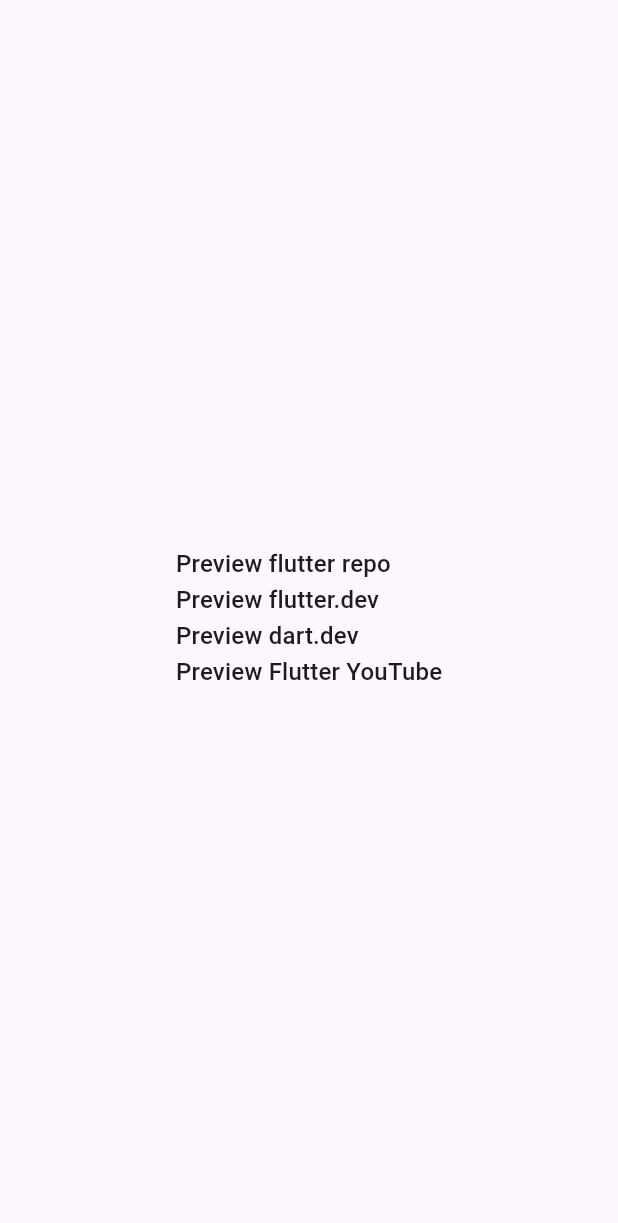
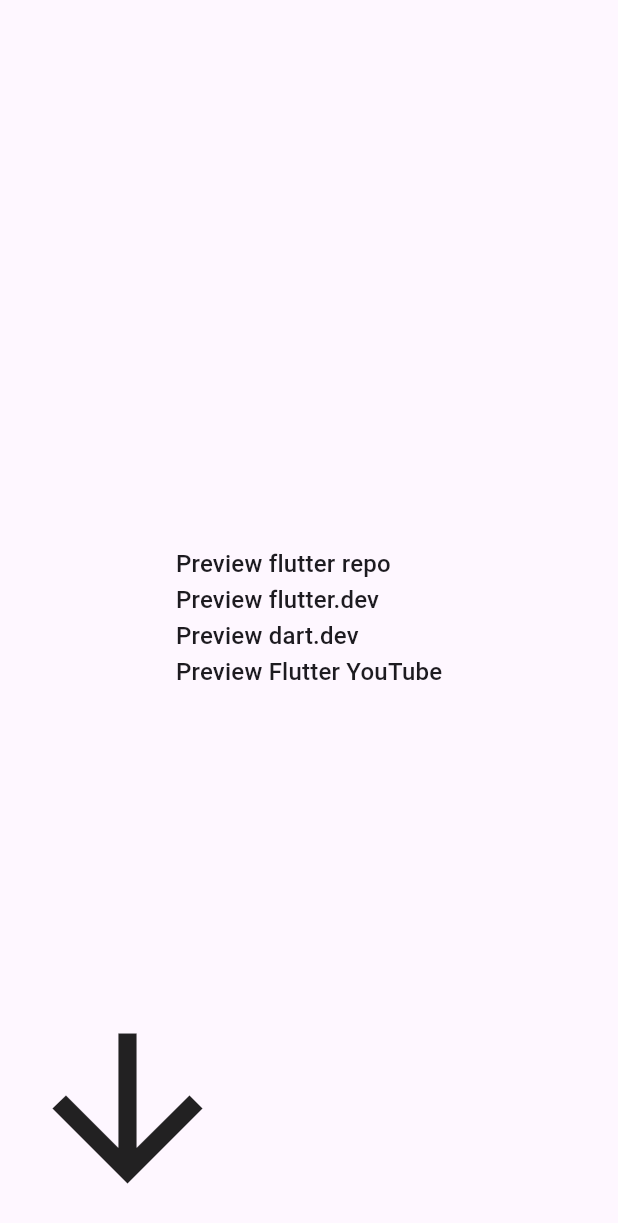
Before and after one commit to Juliotati/link_target, a Flutter app: the screen it shows after launch, on a phone screen of 412 x 824 dp. Shown: the top 1223 px of the screen. Run offline on Flutter 3.47's test engine with Material 3 defaults, Android fonts, the phone set to English and light mode, and no system bars.

Commit message:
Update example with clear indication of change

```diff
--- a/example/lib/main.dart
+++ b/example/lib/main.dart
@@ -16,8 +16,10 @@ class LinkTargetExample extends StatelessWidget {
       home: LinkTargetRegion(
         child: Scaffold(
           body: Center(
+            child: Stack(
+               children: [
+                Center(
                   child: Column(
-              mainAxisAlignment: MainAxisAlignment.center,
                     crossAxisAlignment: CrossAxisAlignment.start,
                     mainAxisSize: MainAxisSize.min,
                     children: [
@@ -35,7 +37,16 @@ class LinkTargetExample extends StatelessWidget {
                       ),
                       LinkTargetDetector(
                         target: 'https://www.youtube.com/@flutterdev',
-                  child: Text('Preview Flutter YouTube', style: titleMedium),
+                        child:
+                            Text('Preview Flutter YouTube', style: titleMedium),
+                      ),
+                    ],
+                  ),
+                ),
+                const Positioned(
+                  left: 10.0,
+                  bottom: 10.0,
+                  child: Icon(Icons.arrow_downward, size: 150.0),
                 ),
               ],
             ),
--- a/lib/src/provider.dart
+++ b/lib/src/provider.dart
@@ -1,5 +1,3 @@
-import 'dart:developer';
-
 import 'package:flutter/foundation.dart';
 
 /// Manages and provides link target displayed by [LinkTargetRegion].
@@ -16,7 +14,6 @@ final class LinkTargetProvider extends ChangeNotifier {
   /// Updates the target "URL" shown on the page by [LinkTargetRegion]
   void onHover(String value) {
     _linkTarget = value.trim();
-    if (kDebugMode) log(name: 'LinkTargetProvider', 'onHover: $_linkTarget');
     notifyListeners();
   }
 
```
Lines whose indentation alone changed are shown as unchanged.
